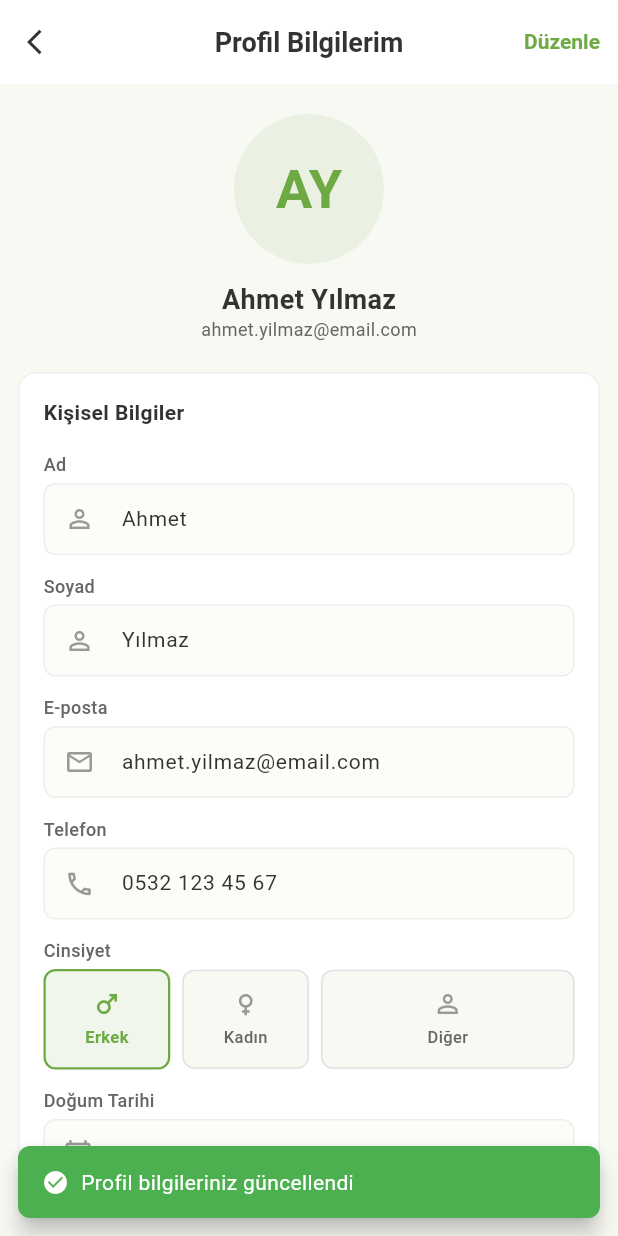
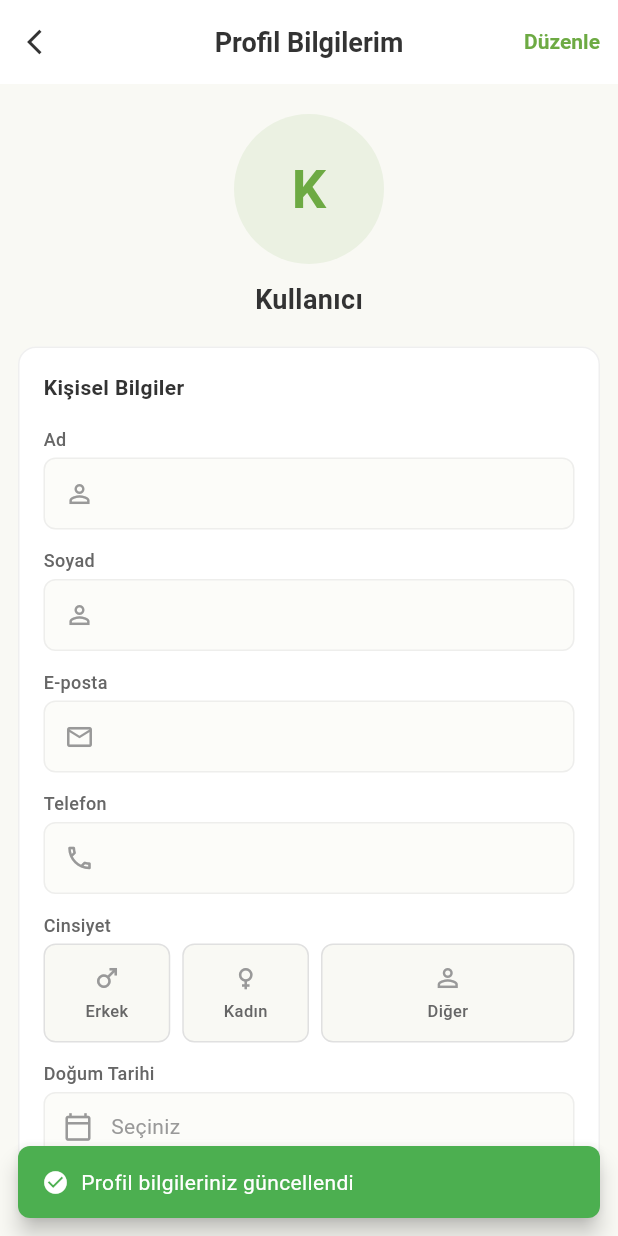
Before and after one commit to gorkemoa/saracoglu_mobil, a Flutter app: the ProfileInfoPage screen opened directly, after a tap on "Düzenle", after a tap on "Kaydet", on a phone screen of 412 x 824 dp. Run offline on Flutter 3.47's test engine with Material 3 defaults, Android fonts, the phone set to English and light mode, and no system bars; our stand-ins replace logger, video_player; accounts and stored records are empty; network calls fail.

Commit message:
feat: refactor profile info page to use auth service for user data management and improve loading state handling

```diff
--- a/lib/views/profile/profile_info_page.dart
+++ b/lib/views/profile/profile_info_page.dart
@@ -1,26 +1,8 @@
 import 'package:flutter/material.dart';
 import 'package:flutter/services.dart';
 import '../../theme/app_theme.dart';
-
-class UserProfile {
-  String firstName;
-  String lastName;
-  String email;
-  String phone;
-  DateTime? birthDate;
-  String? gender;
-
-  UserProfile({
-    required this.firstName,
-    required this.lastName,
-    required this.email,
-    required this.phone,
-    this.birthDate,
-    this.gender,
-  });
-
-  String get fullName => '$firstName $lastName';
-}
+import '../../services/auth_service.dart';
+import '../../models/user/user_model.dart';
 
 class ProfileInfoPage extends StatefulWidget {
   const ProfileInfoPage({super.key});
@@ -31,7 +13,9 @@ class ProfileInfoPage extends StatefulWidget {
 
 class _ProfileInfoPageState extends State<ProfileInfoPage> {
   final _formKey = GlobalKey<FormState>();
+  final AuthService _authService = AuthService();
   bool _isEditing = false;
+  bool _isLoading = false;
 
   late TextEditingController _firstNameController;
   late TextEditingController _lastNameController;
@@ -41,34 +25,72 @@ class _ProfileInfoPageState extends State<ProfileInfoPage> {
   String? _selectedGender;
   DateTime? _selectedBirthDate;
 
-  final UserProfile _profile = UserProfile(
-    firstName: 'Ahmet',
-    lastName: 'Yılmaz',
-    email: 'ahmet.yilmaz@email.com',
-    phone: '0532 123 45 67',
-    birthDate: DateTime(1990, 5, 15),
-    gender: 'Erkek',
-  );
-
   @override
   void initState() {
     super.initState();
-    _firstNameController = TextEditingController(text: _profile.firstName);
-    _lastNameController = TextEditingController(text: _profile.lastName);
-    _emailController = TextEditingController(text: _profile.email);
-    _phoneController = TextEditingController(text: _profile.phone);
-    _selectedGender = _profile.gender;
-    _selectedBirthDate = _profile.birthDate;
+    _initControllers();
+    _authService.addListener(_onUserChanged);
+  }
+
+  void _initControllers() {
+    final user = _authService.currentUser;
+
+    _firstNameController = TextEditingController(text: user?.firstName ?? '');
+    _lastNameController = TextEditingController(text: user?.lastName ?? '');
+    _emailController = TextEditingController(text: user?.email ?? '');
+    _phoneController = TextEditingController(text: user?.phone ?? '');
+    _selectedGender = user?.gender;
+    _selectedBirthDate = _parseBirthday(user?.birthday);
+  }
+
+  DateTime? _parseBirthday(String? birthday) {
+    if (birthday == null || birthday.isEmpty) return null;
+    try {
+      // Format: "01.12.2025"
+      final parts = birthday.split('.');
+      if (parts.length == 3) {
+        return DateTime(
+          int.parse(parts[2]),
+          int.parse(parts[1]),
+          int.parse(parts[0]),
+        );
+      }
+    } catch (e) {
+      // Parse hatası
+    }
+    return null;
+  }
+
+  void _onUserChanged() {
+    if (mounted && !_isEditing) {
+      _updateControllersFromUser();
+      setState(() {});
+    }
+  }
+
+  void _updateControllersFromUser() {
+    final user = _authService.currentUser;
+    if (user != null) {
+      _firstNameController.text = user.firstName ?? '';
+      _lastNameController.text = user.lastName ?? '';
+      _emailController.text = user.email ?? '';
+      _phoneController.text = user.phone ?? '';
+      _selectedGender = user.gender;
+      _selectedBirthDate = _parseBirthday(user.birthday);
+    }
   }
 
   @override
   void dispose() {
+    _authService.removeListener(_onUserChanged);
     _firstNameController.dispose();
     _lastNameController.dispose();
     _emailController.dispose();
     _phoneController.dispose();
     super.dispose();
   }
+
+  UserModel? get _user => _authService.currentUser;
 
   @override
   Widget build(BuildContext context) {
@@ -84,7 +106,11 @@ class _ProfileInfoPageState extends State<ProfileInfoPage> {
             scrolledUnderElevation: 2,
             leading: IconButton(
               onPressed: () => Navigator.pop(context),
-              icon: Icon(Icons.arrow_back_ios, color: AppColors.textPrimary, size: 20),
+              icon: Icon(
+                Icons.arrow_back_ios,
+                color: AppColors.textPrimary,
+                size: 20,
+              ),
             ),
             title: Text(
               'Profil Bilgilerim',
@@ -92,6 +118,21 @@ class _ProfileInfoPageState extends State<ProfileInfoPage> {
             ),
             centerTitle: true,
             actions: [
+              if (_isLoading)
+                Center(
+                  child: Padding(
+                    padding: EdgeInsets.only(right: AppSpacing.md),
+                    child: SizedBox(
+                      width: 20,
+                      height: 20,
+                      child: CircularProgressIndicator(
+                        strokeWidth: 2,
+                        color: AppColors.primary,
+                      ),
+                    ),
+                  ),
+                )
+              else
                 TextButton(
                   onPressed: () {
                     if (_isEditing) {
@@ -113,24 +154,33 @@ class _ProfileInfoPageState extends State<ProfileInfoPage> {
           ),
 
           // Profil Avatarı
-          SliverToBoxAdapter(
-            child: _buildProfileAvatar(),
-          ),
+          SliverToBoxAdapter(child: _buildProfileAvatar()),
 
           // Form
-          SliverToBoxAdapter(
-            child: _buildProfileForm(),
-          ),
+          SliverToBoxAdapter(child: _buildProfileForm()),
 
-          SliverToBoxAdapter(
-            child: SizedBox(height: AppSpacing.xxl),
-          ),
+          SliverToBoxAdapter(child: SizedBox(height: AppSpacing.xxl)),
         ],
       ),
     );
   }
 
   Widget _buildProfileAvatar() {
+    final user = _user;
+
+    // Baş harfler
+    String initials = 'K';
+    if (user?.fullName != null && user!.fullName!.isNotEmpty) {
+      final names = user.fullName!.split(' ');
+      if (names.length >= 2) {
+        initials = '${names[0][0]}${names[1][0]}';
+      } else {
+        initials = user.fullName!.substring(0, 1);
+      }
+    } else if (user?.firstName != null && user?.lastName != null) {
+      initials = '${user!.firstName![0]}${user.lastName![0]}';
+    }
+
     return Container(
       padding: EdgeInsets.all(AppSpacing.xl),
       child: Column(
@@ -144,9 +194,29 @@ class _ProfileInfoPageState extends State<ProfileInfoPage> {
                   color: AppColors.primary.withOpacity(0.1),
                   shape: BoxShape.circle,
                 ),
-                child: Center(
+                child:
+                    user?.profilePhoto != null && user!.profilePhoto!.isNotEmpty
+                    ? ClipOval(
+                        child: Image.network(
+                          user.profilePhoto!,
+                          width: 100,
+                          height: 100,
+                          fit: BoxFit.cover,
+                          errorBuilder: (_, __, ___) => Center(
                             child: Text(
-                    '${_profile.firstName[0]}${_profile.lastName[0]}',
+                              initials.toUpperCase(),
+                              style: TextStyle(
+                                fontSize: 36,
+                                fontWeight: FontWeight.bold,
+                                color: AppColors.primary,
+                              ),
+                            ),
+                          ),
+                        ),
+                      )
+                    : Center(
+                        child: Text(
+                          initials.toUpperCase(),
                           style: TextStyle(
                             fontSize: 36,
                             fontWeight: FontWeight.bold,
@@ -162,7 +232,7 @@ class _ProfileInfoPageState extends State<ProfileInfoPage> {
                   child: GestureDetector(
                     onTap: () {
                       HapticFeedback.lightImpact();
-                      // Fotoğraf değiştirme işlemi
+                      // TODO: Fotoğraf değiştirme işlemi
                     },
                     child: Container(
                       width: 32,
@@ -172,21 +242,52 @@ class _ProfileInfoPageState extends State<ProfileInfoPage> {
                         shape: BoxShape.circle,
                         border: Border.all(color: AppColors.surface, width: 2),
                       ),
-                      child: Icon(Icons.camera_alt, size: 16, color: Colors.white),
+                      child: Icon(
+                        Icons.camera_alt,
+                        size: 16,
+                        color: Colors.white,
+                      ),
                     ),
                   ),
                 ),
             ],
           ),
           SizedBox(height: AppSpacing.md),
+          Text(user?.displayName ?? 'Kullanıcı', style: AppTypography.h4),
+          if (user?.email != null && user!.email!.isNotEmpty)
             Text(
-            _profile.fullName,
-            style: AppTypography.h4,
+              user.email!,
+              style: AppTypography.bodySmall.copyWith(
+                color: AppColors.textSecondary,
               ),
+            ),
+          if (user?.rank != null) ...[
+            SizedBox(height: AppSpacing.sm),
+            Container(
+              padding: EdgeInsets.symmetric(
+                horizontal: AppSpacing.md,
+                vertical: AppSpacing.xs,
+              ),
+              decoration: BoxDecoration(
+                color: AppColors.warning.withOpacity(0.1),
+                borderRadius: AppRadius.borderRadiusSM,
+              ),
+              child: Row(
+                mainAxisSize: MainAxisSize.min,
+                children: [
+                  Icon(Icons.star, size: 16, color: AppColors.warning),
+                  SizedBox(width: 4),
                   Text(
-            _profile.email,
-            style: AppTypography.bodySmall.copyWith(color: AppColors.textSecondary),
+                    '${user!.rank} Puan',
+                    style: AppTypography.labelSmall.copyWith(
+                      color: AppColors.warning,
+                      fontWeight: FontWeight.bold,
                     ),
+                  ),
+                ],
+              ),
+            ),
+          ],
         ],
       ),
     );
@@ -278,7 +379,11 @@ class _ProfileInfoPageState extends State<ProfileInfoPage> {
       children: [
         Text(
           label,
-          style: TextStyle(fontSize: 12, color: AppColors.textSecondary, fontWeight: FontWeight.w500),
+          style: TextStyle(
+            fontSize: 12,
+            color: AppColors.textSecondary,
+            fontWeight: FontWeight.w500,
+          ),
         ),
         SizedBox(height: AppSpacing.xs),
         TextFormField(
@@ -287,9 +392,15 @@ class _ProfileInfoPageState extends State<ProfileInfoPage> {
           keyboardType: keyboardType,
           style: TextStyle(fontSize: 14, color: AppColors.textPrimary),
           decoration: InputDecoration(
-            prefixIcon: Icon(icon, size: 20, color: enabled ? AppColors.primary : AppColors.textTertiary),
+            prefixIcon: Icon(
+              icon,
+              size: 20,
+              color: enabled ? AppColors.primary : AppColors.textTertiary,
+            ),
             filled: true,
-            fillColor: enabled ? AppColors.background : AppColors.background.withOpacity(0.5),
+            fillColor: enabled
+                ? AppColors.background
+                : AppColors.background.withOpacity(0.5),
             border: OutlineInputBorder(
               borderRadius: AppRadius.borderRadiusSM,
               borderSide: BorderSide(color: AppColors.border),
@@ -306,7 +417,10 @@ class _ProfileInfoPageState extends State<ProfileInfoPage> {
               borderRadius: AppRadius.borderRadiusSM,
               borderSide: BorderSide(color: AppColors.border.withOpacity(0.5)),
             ),
-            contentPadding: EdgeInsets.symmetric(horizontal: AppSpacing.md, vertical: AppSpacing.md),
+            contentPadding: EdgeInsets.symmetric(
+              horizontal: AppSpacing.md,
+              vertical: AppSpacing.md,
+            ),
           ),
         ),
       ],
@@ -319,7 +433,11 @@ class _ProfileInfoPageState extends State<ProfileInfoPage> {
       children: [
         Text(
           'Cinsiyet',
-          style: TextStyle(fontSize: 12, color: AppColors.textSecondary, fontWeight: FontWeight.w500),
+          style: TextStyle(
+            fontSize: 12,
+            color: AppColors.textSecondary,
+            fontWeight: FontWeight.w500,
+          ),
         ),
         SizedBox(height: AppSpacing.xs),
         Row(
@@ -328,26 +446,31 @@ class _ProfileInfoPageState extends State<ProfileInfoPage> {
             SizedBox(width: AppSpacing.sm),
             Expanded(child: _buildGenderOption('Kadın', Icons.female)),
             SizedBox(width: AppSpacing.sm),
-            Expanded(child: _buildGenderOption('Belirtmek İstemiyorum', Icons.person_outline, flex: 2)),
+            Expanded(
+              flex: 2,
+              child: _buildGenderOption('Belirtilmemiş', Icons.person_outline),
+            ),
           ],
         ),
       ],
     );
   }
 
-  Widget _buildGenderOption(String gender, IconData icon, {int flex = 1}) {
+  Widget _buildGenderOption(String gender, IconData icon) {
     final isSelected = _selectedGender == gender;
-    return Expanded(
-      flex: flex,
-      child: GestureDetector(
-        onTap: _isEditing ? () {
+    return GestureDetector(
+      onTap: _isEditing
+          ? () {
               HapticFeedback.lightImpact();
               setState(() => _selectedGender = gender);
-        } : null,
+            }
+          : null,
       child: Container(
         padding: EdgeInsets.symmetric(vertical: AppSpacing.md),
         decoration: BoxDecoration(
-            color: isSelected ? AppColors.primary.withOpacity(0.1) : AppColors.background,
+          color: isSelected
+              ? AppColors.primary.withOpacity(0.1)
+              : AppColors.background,
           borderRadius: AppRadius.borderRadiusSM,
           border: Border.all(
             color: isSelected ? AppColors.primary : AppColors.border,
@@ -363,7 +486,7 @@ class _ProfileInfoPageState extends State<ProfileInfoPage> {
             ),
             SizedBox(height: 4),
             Text(
-                gender == 'Belirtmek İstemiyorum' ? 'Diğer' : gender,
+              gender == 'Belirtilmemiş' ? 'Diğer' : gender,
               style: TextStyle(
                 fontSize: 11,
                 fontWeight: isSelected ? FontWeight.w600 : FontWeight.w500,
@@ -371,7 +494,6 @@ class _ProfileInfoPageState extends State<ProfileInfoPage> {
               ),
             ),
           ],
-          ),
         ),
       ),
     );
@@ -383,24 +505,39 @@ class _ProfileInfoPageState extends State<ProfileInfoPage> {
       children: [
         Text(
           'Doğum Tarihi',
-          style: TextStyle(fontSize: 12, color: AppColors.textSecondary, fontWeight: FontWeight.w500),
+          style: TextStyle(
+            fontSize: 12,
+            color: AppColors.textSecondary,
+            fontWeight: FontWeight.w500,
+          ),
         ),
         SizedBox(height: AppSpacing.xs),
         GestureDetector(
           onTap: _isEditing ? () => _selectBirthDate() : null,
           child: Container(
-            padding: EdgeInsets.symmetric(horizontal: AppSpacing.md, vertical: AppSpacing.md),
+            padding: EdgeInsets.symmetric(
+              horizontal: AppSpacing.md,
+              vertical: AppSpacing.md,
+            ),
             decoration: BoxDecoration(
-              color: _isEditing ? AppColors.background : AppColors.background.withOpacity(0.5),
+              color: _isEditing
+                  ? AppColors.background
+                  : AppColors.background.withOpacity(0.5),
               borderRadius: AppRadius.borderRadiusSM,
-              border: Border.all(color: _isEditing ? AppColors.border : AppColors.border.withOpacity(0.5)),
+              border: Border.all(
+                color: _isEditing
+                    ? AppColors.border
+                    : AppColors.border.withOpacity(0.5),
+              ),
             ),
             child: Row(
               children: [
                 Icon(
                   Icons.calendar_today_outlined,
                   size: 20,
-                  color: _isEditing ? AppColors.primary : AppColors.textTertiary,
+                  color: _isEditing
+                      ? AppColors.primary
+                      : AppColors.textTertiary,
                 ),
                 SizedBox(width: AppSpacing.md),
                 Text(
@@ -409,12 +546,18 @@ class _ProfileInfoPageState extends State<ProfileInfoPage> {
                       : 'Seçiniz',
                   style: TextStyle(
                     fontSize: 14,
-                    color: _selectedBirthDate != null ? AppColors.textPrimary : AppColors.textTertiary,
+                    color: _selectedBirthDate != null
+                        ? AppColors.textPrimary
+                        : AppColors.textTertiary,
                   ),
                 ),
                 Spacer(),
                 if (_isEditing)
-                  Icon(Icons.chevron_right, size: 20, color: AppColors.textTertiary),
+                  Icon(
+                    Icons.chevron_right,
+                    size: 20,
+                    color: AppColors.textTertiary,
+                  ),
               ],
             ),
           ),
@@ -450,20 +593,21 @@ class _ProfileInfoPageState extends State<ProfileInfoPage> {
     }
   }
 
-  void _saveProfile() {
-    if (_formKey.currentState!.validate()) {
+  Future<void> _saveProfile() async {
     HapticFeedback.heavyImpact();
 
-      // Profili güncelle
-      _profile.firstName = _firstNameController.text;
-      _profile.lastName = _lastNameController.text;
-      _profile.email = _emailController.text;
-      _profile.phone = _phoneController.text;
-      _profile.gender = _selectedGender;
-      _profile.birthDate = _selectedBirthDate;
+    setState(() {
+      _isLoading = true;
+      _isEditing = false;
+    });
 
-      setState(() => _isEditing = false);
+    // TODO: API'ye güncelleme isteği gönder
+    // Şimdilik sadece local güncelleme yapıyoruz
+    await Future.delayed(const Duration(milliseconds: 500));
 
+    setState(() => _isLoading = false);
+
+    if (mounted) {
       ScaffoldMessenger.of(context).showSnackBar(
         SnackBar(
           content: Row(
```
Lines whose indentation alone changed are shown as unchanged.
